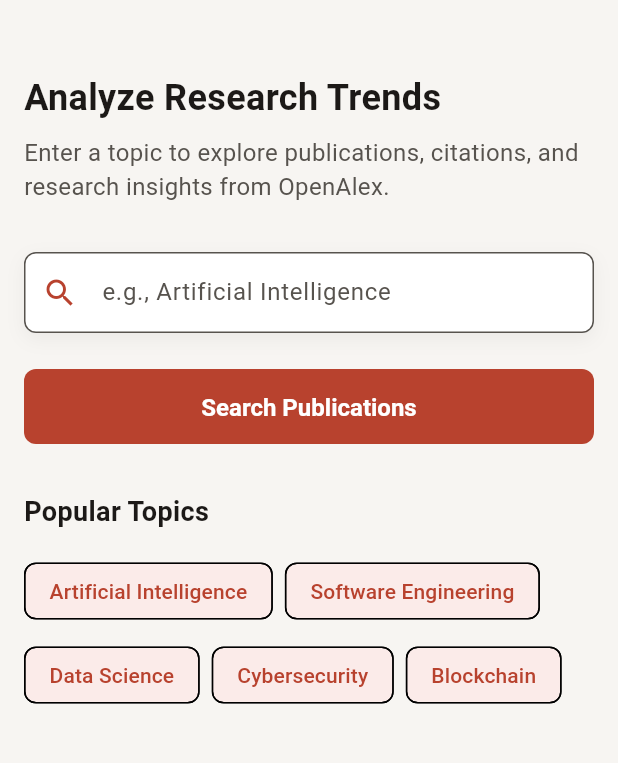
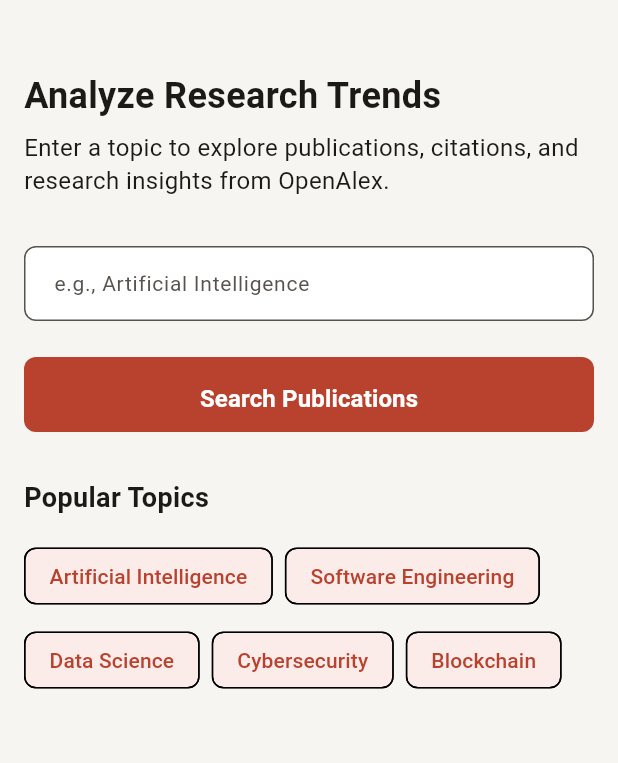
Before and after one commit to KayzKiet1/Journal-Trend-Analyzer, a Flutter app: the screen it shows after launch, on a phone screen of 412 x 824 dp, the part 84-847 px from its top. Run offline on Flutter 3.47's test engine with Material 3 defaults, Android fonts, the light colour scheme and no system bars; our stand-ins replace fl_chart.

Commit message:
Chỉnh sửa UI

```diff
--- a/lib/screens/home_screen.dart
+++ b/lib/screens/home_screen.dart
@@ -1,6 +1,9 @@
 import 'package:flutter/material.dart';
 import '../utils/app_colors.dart';
 import '../utils/app_spacing.dart';
+import '../utils/app_text_styles.dart';
+import '../widgets/app_text_field.dart';
+import '../widgets/app_button.dart';
 import 'search_result_screen.dart';
 
 class HomeScreen extends StatefulWidget {
@@ -34,9 +37,9 @@ class _HomeScreenState extends State<HomeScreen> {
     return Scaffold(
       backgroundColor: AppColors.background,
       appBar: AppBar(
-        title: const Text('Journal Trend Analyzer',
-          style: TextStyle(color: AppColors.textInverted, fontWeight: FontWeight.bold)),
-        backgroundColor: AppColors.primary,
+        title: const Text('Journal Trend Analyzer'),
+        // Do AppBarTheme trong app_theme.dart đã cấu hình đầy đủ màu sắc,
+        // chữ TextStyle và centerTitle nên ở đây chúng ta tối giản thuộc tính.
         elevation: 0,
       ),
       body: SingleChildScrollView(
@@ -47,78 +50,36 @@ class _HomeScreenState extends State<HomeScreen> {
             const SizedBox(height: AppSpacing.xl),
             const Text(
               'Analyze Research Trends',
-              style: TextStyle(
-                fontSize: 24,
-                fontWeight: FontWeight.bold,
-                color: AppColors.textPrimary,
-              ),
+              style: AppTextStyles.h1,
             ),
             const SizedBox(height: AppSpacing.sm),
             const Text(
               'Enter a topic to explore publications, citations, and research insights from OpenAlex.',
-              style: TextStyle(
-                fontSize: 16,
-                color: AppColors.textSecondary,
-              ),
+              style: AppTextStyles.bodyLarge,
             ),
             const SizedBox(height: AppSpacing.xl),
 
-            // Search TextField
-            Container(
-              decoration: BoxDecoration(
-                color: AppColors.surface,
-                borderRadius: BorderRadius.circular(AppSpacing.radiusSm),
-                boxShadow: [
-                  BoxShadow(
-                    color: Colors.black.withValues(alpha: 0.05),
-                    blurRadius: 10,
-                    offset: const Offset(0, 4),
-                  ),
-                ],
-              ),
-              child: TextField(
-                controller: _searchController,
-                onSubmitted: (_) => _handleSearch(),
-                decoration: InputDecoration(
-                  hintText: 'e.g., Artificial Intelligence',
-                  hintStyle: const TextStyle(color: AppColors.secondary),
-                  prefixIcon: const Icon(Icons.search, color: AppColors.primary),
-                  border: OutlineInputBorder(
-                    borderRadius: BorderRadius.circular(AppSpacing.radiusSm),
-                    borderSide: BorderSide.none,
-                  ),
-                  contentPadding: const EdgeInsets.all(AppSpacing.md),
-                ),
-              ),
+            // Search Input Field (Đã thay thế bằng AppTextField custom)
+            AppTextField(
+              controller: _searchController,
+              hintText: 'e.g., Artificial Intelligence',
             ),
             const SizedBox(height: AppSpacing.lg),
 
-            // Search Button
+            // Search Button (Đã thay thế bằng AppButton custom)
             SizedBox(
               width: double.infinity,
               height: 50,
-              child: ElevatedButton(
+              child: AppButton(
+                text: 'Search Publications',
                 onPressed: _handleSearch,
-                style: ElevatedButton.styleFrom(
-                  backgroundColor: AppColors.primary,
-                  foregroundColor: AppColors.textInverted,
-                  shape: RoundedRectangleBorder(
-                    borderRadius: BorderRadius.circular(AppSpacing.radiusMd),
-                  ),
-                ),
-                child: const Text('Search Publications',
-                  style: TextStyle(fontSize: 16, fontWeight: FontWeight.w600)),
               ),
             ),
 
             const SizedBox(height: AppSpacing.xl),
             const Text(
               'Popular Topics',
-              style: TextStyle(
-                fontSize: 18,
-                fontWeight: FontWeight.bold,
-                color: AppColors.textPrimary,
-              ),
+              style: AppTextStyles.h2,
             ),
             const SizedBox(height: AppSpacing.md),
             Wrap(
@@ -146,7 +107,10 @@ class _HomeScreenState extends State<HomeScreen> {
         _handleSearch();
       },
       backgroundColor: AppColors.primaryLight,
-      labelStyle: const TextStyle(color: AppColors.primary, fontWeight: FontWeight.w500),
+      labelStyle: AppTextStyles.bodyMedium.copyWith(
+        color: AppColors.primary,
+        fontWeight: FontWeight.w500,
+      ),
       shape: RoundedRectangleBorder(
         borderRadius: BorderRadius.circular(AppSpacing.radiusSm),
       ),
--- a/lib/widgets/app_button.dart
+++ b/lib/widgets/app_button.dart
@@ -1,28 +1,44 @@
+// TODO: Implement AppButton - Assigned to Person 1
 import 'package:flutter/material.dart';
 import '../utils/app_colors.dart';
+import '../utils/app_spacing.dart';
+import '../utils/app_text_styles.dart';
 
 class AppButton extends StatelessWidget {
   final String text;
-  final VoidCallback onPressed;
+  final VoidCallback? onPressed; // Hỗ trợ thêm trạng thái disabled khi truyền null
 
-  const AppButton({super.key, required this.text, required this.onPressed});
+  const AppButton({
+    super.key,
+    required this.text,
+    required this.onPressed,
+  });
 
   @override
   Widget build(BuildContext context) {
-    return SizedBox(
-      width: double.infinity,
-      height: 48, // Chiều cao tiêu chuẩn cho Reno 2F
-      child: ElevatedButton(
-        style: ElevatedButton.styleFrom(
-          backgroundColor: AppColors.primary,
-          foregroundColor: Colors.white,
-          shape: RoundedRectangleBorder(
-            borderRadius: BorderRadius.circular(8.0), // Bo góc 8px theo job.md
-          ),
-          elevation: 0,
+    return FilledButton(
+      onPressed: onPressed,
+      style: FilledButton.styleFrom(
+        // Màu nền chính là Boston Clay (#B8422E)
+        backgroundColor: AppColors.primary,
+        // Màu hiệu ứng gợn sóng khi nhấn (Ripple Effect)
+        foregroundColor: AppColors.textInverted,
+        // Màu sắc khi nút rơi vào trạng thái disabled (onPressed == null)
+        disabledBackgroundColor: AppColors.secondary.withValues(alpha: 0.2),
+        disabledForegroundColor: AppColors.secondary.withValues(alpha: 0.5),
+        // Cấu hình khoảng đệm (padding) bên trong nút bấm
+        padding: const EdgeInsets.all(AppSpacing.md),
+        // Bo góc đồng bộ 8px theo quy chuẩn nghiêm ngặt của dự án
+        shape: RoundedRectangleBorder(
+          borderRadius: BorderRadius.circular(AppSpacing.radiusMd),
         ),
-        onPressed: onPressed,
-        child: Text(text, style: const TextStyle(fontWeight: FontWeight.w600, fontSize: 16)),
+        // Loại bỏ độ cao/đổ bóng theo nguyên tắc tối giản kiến trúc của Heritage
+        elevation: 0,
+      ),
+      child: Text(
+        text,
+        // Áp dụng kiểu chữ chuẩn 16px, Semi-Bold, màu trắng tinh hệ thống
+        style: AppTextStyles.buttonText,
       ),
     );
   }
--- a/lib/widgets/app_text_field.dart
+++ b/lib/widgets/app_text_field.dart
@@ -1,29 +1,60 @@
+// TODO: Implement AppTextField - Assigned to Person 1
 import 'package:flutter/material.dart';
 import '../utils/app_colors.dart';
+import '../utils/app_spacing.dart';
 
 class AppTextField extends StatelessWidget {
   final TextEditingController controller;
   final String hintText;
 
-  const AppTextField({super.key, required this.controller, required this.hintText});
+  const AppTextField({
+    super.key,
+    required this.controller,
+    required this.hintText,
+  });
 
   @override
   Widget build(BuildContext context) {
     return TextField(
       controller: controller,
+      style: const TextStyle(
+        color: AppColors.textPrimary,
+        fontSize: 16.0,
+      ),
+      cursorColor: AppColors.primary,
       decoration: InputDecoration(
         hintText: hintText,
-        hintStyle: const TextStyle(color: Colors.grey),
-        fillColor: Colors.white,
+        hintStyle: const TextStyle(
+          color: AppColors.textSecondary,
+          fontSize: 14.0,
+        ),
+        fillColor: AppColors.surface, // Màu trắng tinh nổi bật trên nền Warm Limestone
         filled: true,
-        contentPadding: const EdgeInsets.symmetric(horizontal: 16, vertical: 14),
+        contentPadding: const EdgeInsets.symmetric(
+          horizontal: AppSpacing.md, // 16.0
+          vertical: 14.0,
+        ),
+
+        // Trạng thái viền bình thường
         border: OutlineInputBorder(
-          borderRadius: BorderRadius.circular(8.0),
-          borderSide: const BorderSide(color: Colors.grey),
+          borderRadius: BorderRadius.circular(AppSpacing.radiusSm), // Bo góc cứng cáp 8.0
+          borderSide: const BorderSide(color: AppColors.secondary, width: 1.0),
         ),
+        enabledBorder: OutlineInputBorder(
+          borderRadius: BorderRadius.circular(AppSpacing.radiusSm),
+          borderSide: const BorderSide(color: AppColors.secondary, width: 1.0),
+        ),
+
+        // Trạng thái viền khi đang focus (Gõ chữ)
         focusedBorder: OutlineInputBorder(
-          borderRadius: BorderRadius.circular(8.0),
-          borderSide: const BorderSide(color: AppColors.primary, width: 1.5),
+          borderRadius: BorderRadius.circular(AppSpacing.radiusSm),
+          borderSide: const BorderSide(color: AppColors.primary, width: 2.0), // Viền đỏ gạch Boston Clay dày 2px
+        ),
+
+        // Trạng thái viền khi lỗi (Nếu sau này cần tích hợp validator)
+        errorBorder: OutlineInputBorder(
+          borderRadius: BorderRadius.circular(AppSpacing.radiusSm),
+          borderSide: const BorderSide(color: AppColors.error, width: 1.0),
         ),
       ),
     );
```
Also changed, not shown: lib/screens/search_result_screen.dart (+31 -16 lines).
